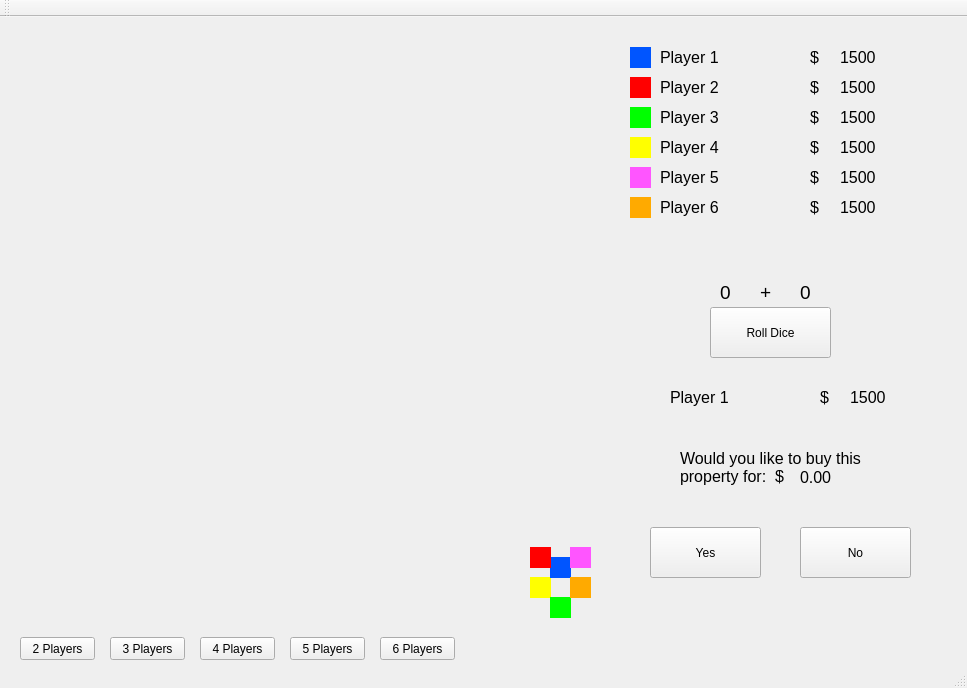
First picture: the form in mainwindow.ui, repository AlexHammers/Monopoly, before the edit.
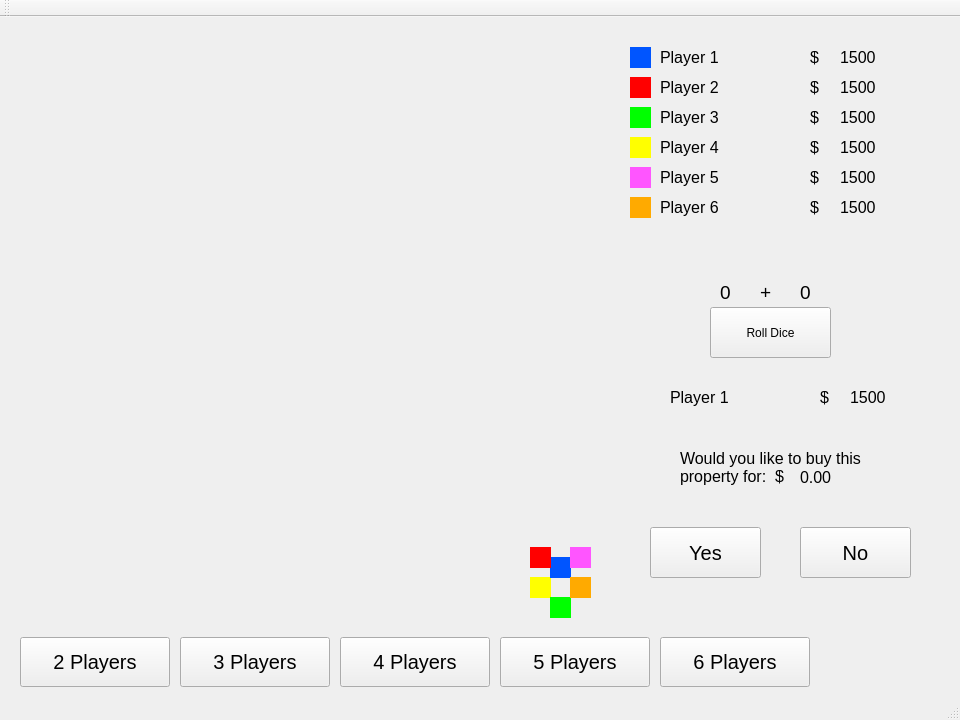
Second picture: the form after the edit. Icons and pictures are not drawn.

Commit message: Changes: 1. Adapt to Qt 5.8.0 2. Add support for high DPI 3. Slightly change the user interface

The edit to the form file:
```diff
--- a/mainwindow.ui
+++ b/mainwindow.ui
@@ -6,8 +6,8 @@
    <rect>
     <x>0</x>
     <y>0</y>
-    <width>967</width>
-    <height>688</height>
+    <width>960</width>
+    <height>720</height>
    </rect>
   </property>
   <property name="windowTitle">
@@ -5668,6 +5668,11 @@
       <height>51</height>
      </rect>
     </property>
+    <property name="font">
+     <font>
+      <pointsize>15</pointsize>
+     </font>
+    </property>
     <property name="text">
      <string>Yes</string>
     </property>
@@ -5681,6 +5686,11 @@
       <height>51</height>
      </rect>
     </property>
+    <property name="font">
+     <font>
+      <pointsize>15</pointsize>
+     </font>
+    </property>
     <property name="text">
      <string>No</string>
     </property>
@@ -5729,10 +5739,15 @@
      <rect>
       <x>20</x>
       <y>620</y>
-      <width>75</width>
-      <height>23</height>
+      <width>150</width>
+      <height>50</height>
      </rect>
     </property>
+    <property name="font">
+     <font>
+      <pointsize>15</pointsize>
+     </font>
+    </property>
     <property name="text">
      <string>2 Players</string>
     </property>
@@ -5740,12 +5755,17 @@
    <widget class="QPushButton" name="player3button">
     <property name="geometry">
      <rect>
-      <x>110</x>
+      <x>180</x>
       <y>620</y>
-      <width>75</width>
-      <height>23</height>
+      <width>150</width>
+      <height>50</height>
      </rect>
     </property>
+    <property name="font">
+     <font>
+      <pointsize>15</pointsize>
+     </font>
+    </property>
     <property name="text">
      <string>3 Players</string>
     </property>
@@ -5753,12 +5773,17 @@
    <widget class="QPushButton" name="player4button">
     <property name="geometry">
      <rect>
-      <x>200</x>
+      <x>340</x>
       <y>620</y>
-      <width>75</width>
-      <height>23</height>
+      <width>150</width>
+      <height>50</height>
      </rect>
     </property>
+    <property name="font">
+     <font>
+      <pointsize>15</pointsize>
+     </font>
+    </property>
     <property name="text">
      <string>4 Players</string>
     </property>
@@ -5766,12 +5791,17 @@
    <widget class="QPushButton" name="player5button">
     <property name="geometry">
      <rect>
-      <x>290</x>
+      <x>500</x>
       <y>620</y>
-      <width>75</width>
-      <height>23</height>
+      <width>150</width>
+      <height>50</height>
      </rect>
     </property>
+    <property name="font">
+     <font>
+      <pointsize>15</pointsize>
+     </font>
+    </property>
     <property name="text">
      <string>5 Players</string>
     </property>
@@ -5779,12 +5809,17 @@
    <widget class="QPushButton" name="player6button">
     <property name="geometry">
      <rect>
-      <x>380</x>
+      <x>660</x>
       <y>620</y>
-      <width>75</width>
-      <height>23</height>
+      <width>150</width>
+      <height>50</height>
      </rect>
     </property>
+    <property name="font">
+     <font>
+      <pointsize>15</pointsize>
+     </font>
+    </property>
     <property name="text">
      <string>6 Players</string>
     </property>
```
The commit also changes 2 other files.
